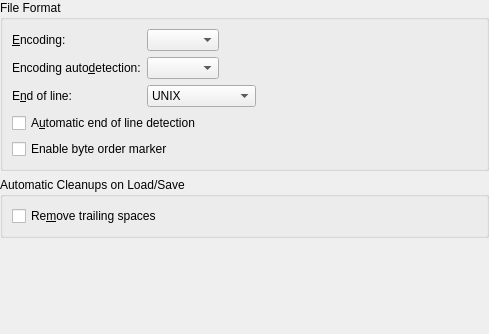
The window that part/dialogs/opensaveconfigwidget.ui (KDE/kate) describes before a commit, drawn with Qt 5.
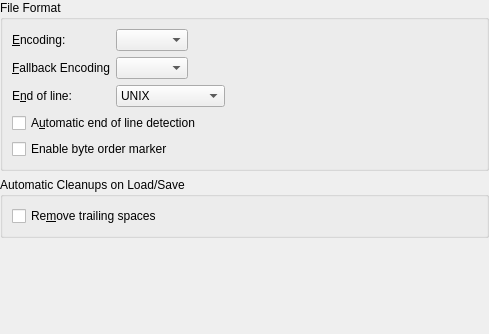
The same window after the commit. Custom widgets are drawn as their Qt base class.

Commit message: away with encoding auto-detection this did never really work and is just not reliable perhaps ok for html browsing, but not for editing implement fallback encoding selection, this way, works like charm for me default is utf-8, user can give fallback, if not working, and we honor BOM markers at start of file

The edit to the form file:
```diff
--- a/part/dialogs/opensaveconfigwidget.ui
+++ b/part/dialogs/opensaveconfigwidget.ui
@@ -41,7 +41,7 @@
         <item row="1" column="0">
          <widget class="QLabel" name="lblEncodingDetection">
           <property name="text">
-           <string>Encoding auto&amp;detection:</string>
+           <string>&amp;Fallback Encoding</string>
           </property>
           <property name="buddy">
            <cstring>cmbEncodingDetection</cstring>
```
Left out of the diff: 14 changed lines with no effect on the pictures. The commit also changes 9 other files.
